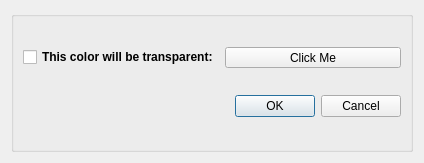
Old version of the form FalconBoard/screenshotTransparency.ui in the repository solyoma/FalconBoard.
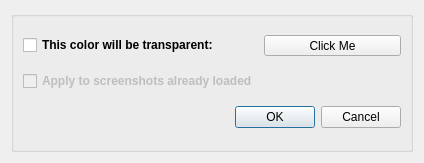
New version of the form.

The edit to the form file:
```diff
--- a/FalconBoard/screenshotTransparency.ui
+++ b/FalconBoard/screenshotTransparency.ui
@@ -59,6 +59,22 @@
         </property>
        </widget>
       </item>
+      <item row="1" column="0">
+       <widget class="QCheckBox" name="chkApplyToLoaded">
+        <property name="enabled">
+         <bool>false</bool>
+        </property>
+        <property name="font">
+         <font>
+          <weight>75</weight>
+          <bold>true</bold>
+         </font>
+        </property>
+        <property name="text">
+         <string>Apply to screenshots already loaded</string>
+        </property>
+       </widget>
+      </item>
      </layout>
     </widget>
    </item>
```
